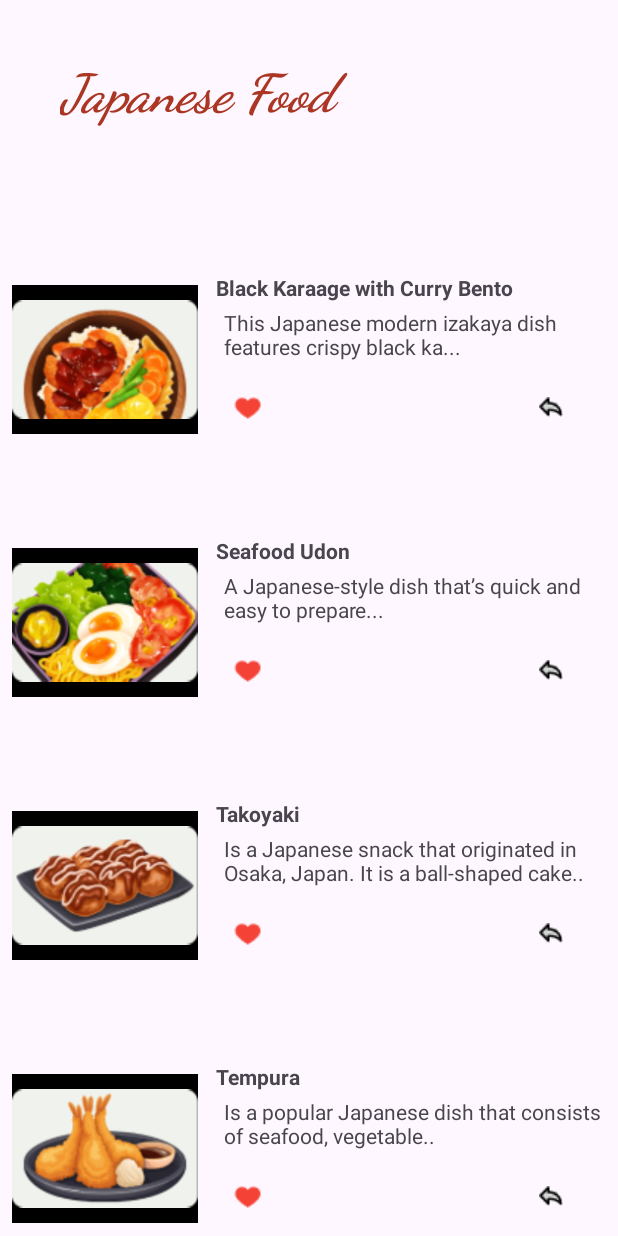
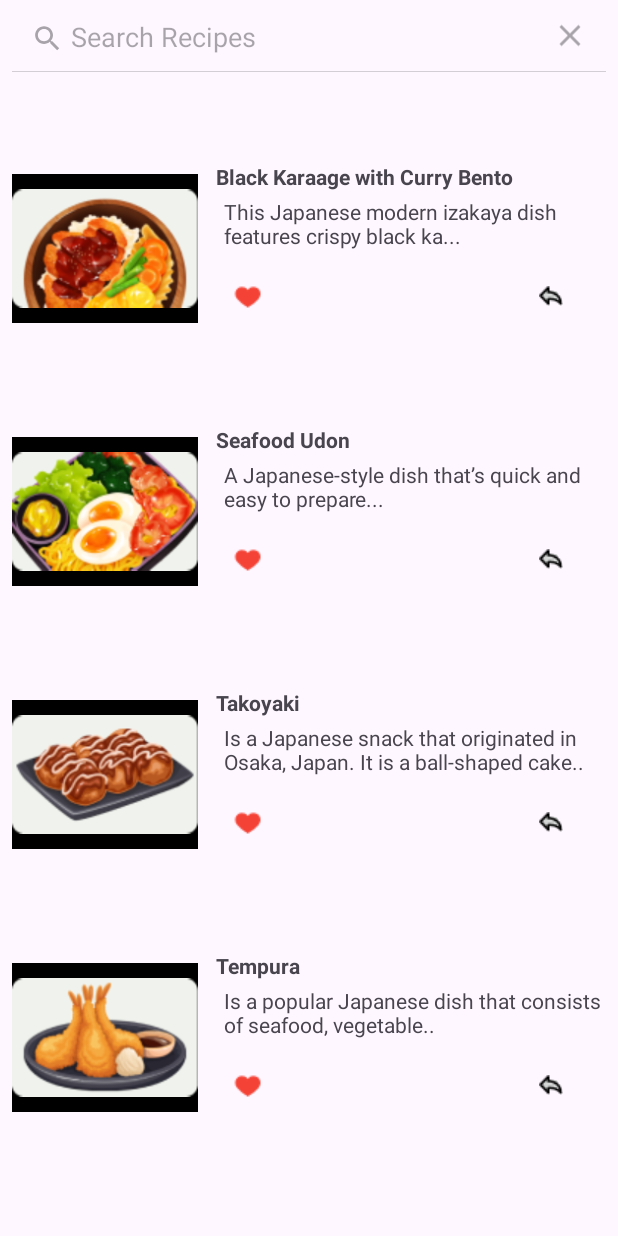
Before and after one commit to Broownyy98/tuto3, an Android app: the RecipeActivity screen opened directly, with no data from a screen before it, after a tap on "Black Karaage with Curry Bento", on a phone screen of 412 x 824 dp. Run offline under Robolectric (Android 15) with nearby library versions, the phone set to English and light mode, and no system bars; Roboto replaces fonts that are not available here; 2 statements that could not run were skipped; 1 other tap on this screen came first.

Commit message:
ViewModel added (Search bar)

```diff
--- /dev/null
+++ b/app/src/main/java/com/example/tuto3/Recipe.kt
@@ -0,0 +1,8 @@
+package com.example.tuto3
+
+data class Recipe(
+    val id: Int,
+    val name: String,
+    val description: String,
+    val imageResId: Int
+)
--- a/app/src/main/java/com/example/tuto3/RecipeActivity.kt
+++ b/app/src/main/java/com/example/tuto3/RecipeActivity.kt
@@ -1,36 +1,75 @@
 package com.example.tuto3
 
+
 import android.os.Bundle
-import androidx.activity.enableEdgeToEdge
 import androidx.appcompat.app.AppCompatActivity
-import androidx.core.view.ViewCompat
-import androidx.core.view.WindowInsetsCompat
+import androidx.appcompat.widget.SearchView
+import androidx.core.view.isVisible
+import androidx.lifecycle.lifecycleScope
 import androidx.recyclerview.widget.LinearLayoutManager
 import androidx.recyclerview.widget.RecyclerView
-import com.example.tuto3.Recipe
+import kotlinx.coroutines.delay
+import kotlinx.coroutines.flow.*
+import kotlinx.coroutines.launch
 
-data class Recipe(
-    val id: Int,
-    val name: String,
-    val description: String,
-    val imageResId: Int
-)
 class RecipeActivity : AppCompatActivity() {
+    private val queryFlow = MutableStateFlow("")
+    private val _uiState = MutableStateFlow(RecipesUIState(isLoading = false, recipes = emptyList()))
+    private val uiState: StateFlow<RecipesUIState> = _uiState.asStateFlow()
+
+
+    val mockedRecipes = listOf(
+        Recipe(1, "Black Karaage with Curry Bento", "This Japanese modern izakaya dish features crispy black ka...", R.drawable.black_karage),
+        Recipe(2, "Seafood Udon", "A Japanese-style dish that’s quick and easy to prepare...", R.drawable.seafood_udon),
+        Recipe(3, "Takoyaki", "Is a Japanese snack that originated in Osaka, Japan. It is a ball-shaped cake..", R.drawable.takoyaki),
+        Recipe(4, "Tempura", "Is a popular Japanese dish that consists of seafood, vegetable..", R.drawable.tempura),
+        Recipe(5, "Yakitori Shrimp", "Is a Japanese dish that consists of skewered and grilled chicken. However, it..", R.drawable.yakitorishrimp),
+        Recipe(6, "Seafood Udon", "A Japanese-style dish that’s quick and easy to prepare..", R.drawable.seafood_udon2)
+    )
+
     override fun onCreate(savedInstanceState: Bundle?) {
         super.onCreate(savedInstanceState)
         setContentView(R.layout.activity_main)
 
-        val recipes = listOf(
-            Recipe(1, "Black Karaage with Curry Bento", "This Japanese modern izakaya dish features crispy black ka...", R.drawable.black_karage),
-            Recipe(2, "Seafood Udon", "A Japanese-style dish that’s quick and easy to prepare...", R.drawable.seafood_udon),
-            Recipe(3, "Takoyaki", "Is a Japanese snack that originated in Osaka, Japan. It is a ball-shaped cake..", R.drawable.takoyaki),
-            Recipe(4, "Tempura", "Is a popular Japanese dish that consists of seafood, vegetable..", R.drawable.tempura),
-            Recipe(5, "Yakitori Shrimp", "Is a Japanese dish that consists of skewered and grilled chicken. However, it..", R.drawable.yakitorishrimp),
-            Recipe(6, "Seafood Udon", "A Japanese-style dish that’s quick and easy to prepare..", R.drawable.seafood_udon2)
-        )
+        val recipesRecyclerView = findViewById<RecyclerView>(R.id.recipeRecyclerView)
+        val searchView = findViewById<SearchView>(R.id.searchView)
 
-        val recipesRecyclerView = findViewById<RecyclerView>(R.id.recipeRecyclerView)
         recipesRecyclerView.layoutManager = LinearLayoutManager(this)
-        recipesRecyclerView.adapter = Recipe_adapter(this, recipes)
+        val adapter = Recipe_adapter(this, emptyList())
+        recipesRecyclerView.adapter = adapter
+
+        lifecycleScope.launch {
+            uiState.collect { state ->
+                recipesRecyclerView.isVisible = !state.isLoading
+                adapter.updateRecipes(state.recipes)
+            }
+        }
+        lifecycleScope.launch {
+            queryFlow
+                .debounce(300)
+                .onEach { _uiState.update { it.copy(isLoading = true) } }
+                .onEach { delay(2000) }
+                .map { query ->
+                    mockedRecipes.filter {
+                        it.name.contains(query, ignoreCase = true) ||
+                                it.description.contains(query, ignoreCase = true)
+                    }
+                }
+                .collect { filteredRecipes ->
+                    _uiState.update { it.copy(isLoading = false, recipes = filteredRecipes) }
+                }
+        }
+        searchView.setOnQueryTextListener(object : SearchView.OnQueryTextListener {
+            override fun onQueryTextSubmit(query: String?): Boolean = true
+
+            override fun onQueryTextChange(newText: String?): Boolean {
+                queryFlow.value = newText.orEmpty()
+                return true
+            }
+        })
     }
+    data class RecipesUIState(
+        val isLoading: Boolean,
+        val recipes: List<Recipe>
+    )
 }
--- a/app/src/main/java/com/example/tuto3/Recipe_adapter.kt
+++ b/app/src/main/java/com/example/tuto3/Recipe_adapter.kt
@@ -14,7 +14,8 @@ import androidx.recyclerview.widget.RecyclerView
 
 class Recipe_adapter(
     private val context: Context,
-    private val recipes: List<Recipe>
+    private var recipes: List<Recipe>
+
 ) : RecyclerView.Adapter<Recipe_adapter.RecipeViewHolder>() {
 
     override fun onCreateViewHolder(parent: ViewGroup, viewType: Int): RecipeViewHolder {
@@ -41,6 +42,13 @@ class Recipe_adapter(
         }
     }
 
+    fun updateRecipes(newRecipes: List<Recipe>) {
+        if (newRecipes != recipes) {
+            recipes = newRecipes
+            notifyDataSetChanged()
+        }
+    }
+
     class RecipeViewHolder(view: View) : RecyclerView.ViewHolder(view) {
         private val title: TextView = view.findViewById(R.id.title)
         private val description: TextView = view.findViewById(R.id.description)
--- a/app/src/main/res/layout/activity_main.xml
+++ b/app/src/main/res/layout/activity_main.xml
@@ -8,31 +8,27 @@
     android:layout_height="match_parent"
     tools:context=".MainActivity">
 
-    <TextView
-        android:id="@+id/headline"
-        android:layout_width="223dp"
-        android:layout_height="62dp"
-        android:layout_margin="40dp"
-        android:layout_marginStart="45dp"
-        android:layout_marginTop="40dp"
-        android:fontFamily="cursive"
-        android:text="Japanese Food"
-        android:textColor="#AA3623"
-        android:textSize="35sp"
-        android:textStyle="bold|italic"
+    <SearchView
+        android:id="@+id/searchView"
+        android:layout_width="match_parent"
+        android:layout_height="wrap_content"
+        android:queryHint="Search Recipes"
+        app:layout_constraintBottom_toBottomOf="parent"
         app:layout_constraintEnd_toEndOf="parent"
         app:layout_constraintHorizontal_bias="0.0"
         app:layout_constraintStart_toStartOf="parent"
-        app:layout_constraintTop_toTopOf="parent" />
+        app:layout_constraintTop_toTopOf="parent"
+        app:layout_constraintVertical_bias="0.0" />
 
     <androidx.recyclerview.widget.RecyclerView
         android:id="@+id/recipeRecyclerView"
         android:layout_width="match_parent"
         android:layout_height="0dp"
-        android:layout_marginTop="20dp"
+        android:layout_marginBottom="16dp"
         app:layout_constraintBottom_toBottomOf="parent"
         app:layout_constraintEnd_toEndOf="parent"
+        app:layout_constraintHorizontal_bias="0.0"
         app:layout_constraintStart_toStartOf="parent"
-        app:layout_constraintTop_toBottomOf="@id/headline" />
+        app:layout_constraintTop_toBottomOf="@+id/searchView" />
 
 </androidx.constraintlayout.widget.ConstraintLayout>
```
